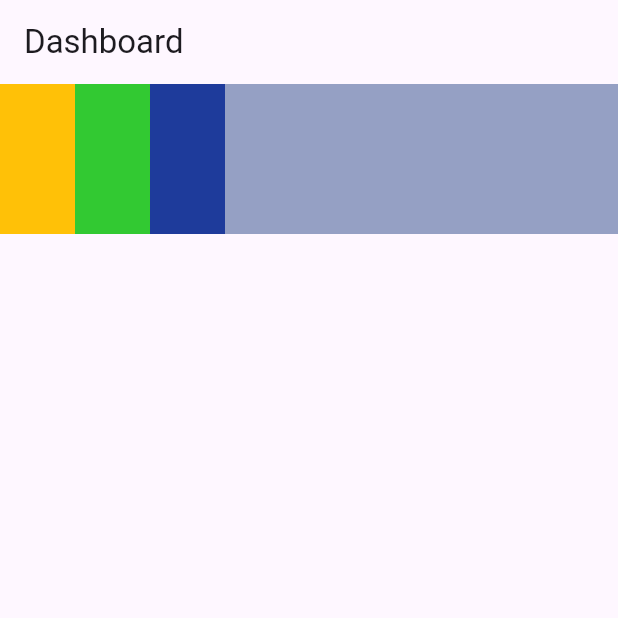
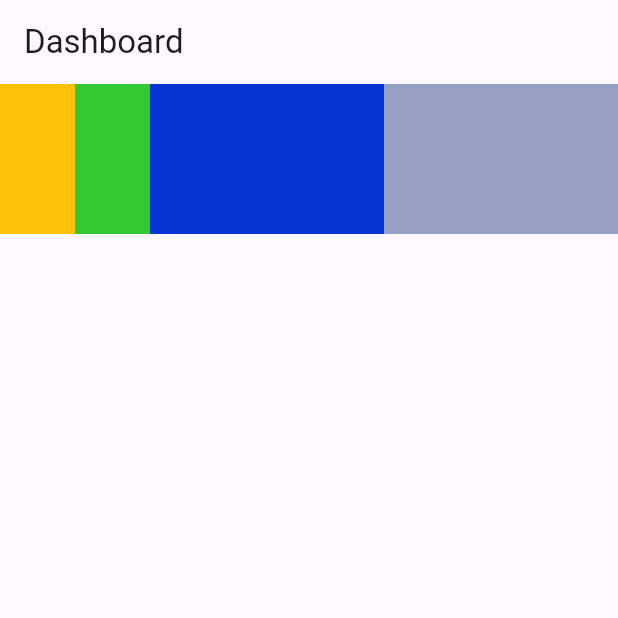
Before and after one commit to Foysalrabby/Classpractice33, a Flutter app: the screen it shows after launch, on a phone screen of 412 x 824 dp, the top half of it. Run offline on Flutter 3.47's test engine with Material 3 defaults, Android fonts, the phone set to English and light mode, and no system bars.

Commit message:
2 ta sexpended to takae equal spacing

```diff
--- a/customclass/lib/main.dart
+++ b/customclass/lib/main.dart
@@ -41,11 +41,11 @@
          height: 100,
          color: Color.fromARGB(255, 50, 201, 50),
         ),
-        Container(
+        Expanded(child: Container(
          width: 50,
          height: 100,
-         color: Color.fromARGB(255, 30, 59, 155),
-        ),
+         color: Color.fromARGB(255, 5, 54, 212),
+        ),),
 
         Expanded(child: Container(
          width: 50,
```
